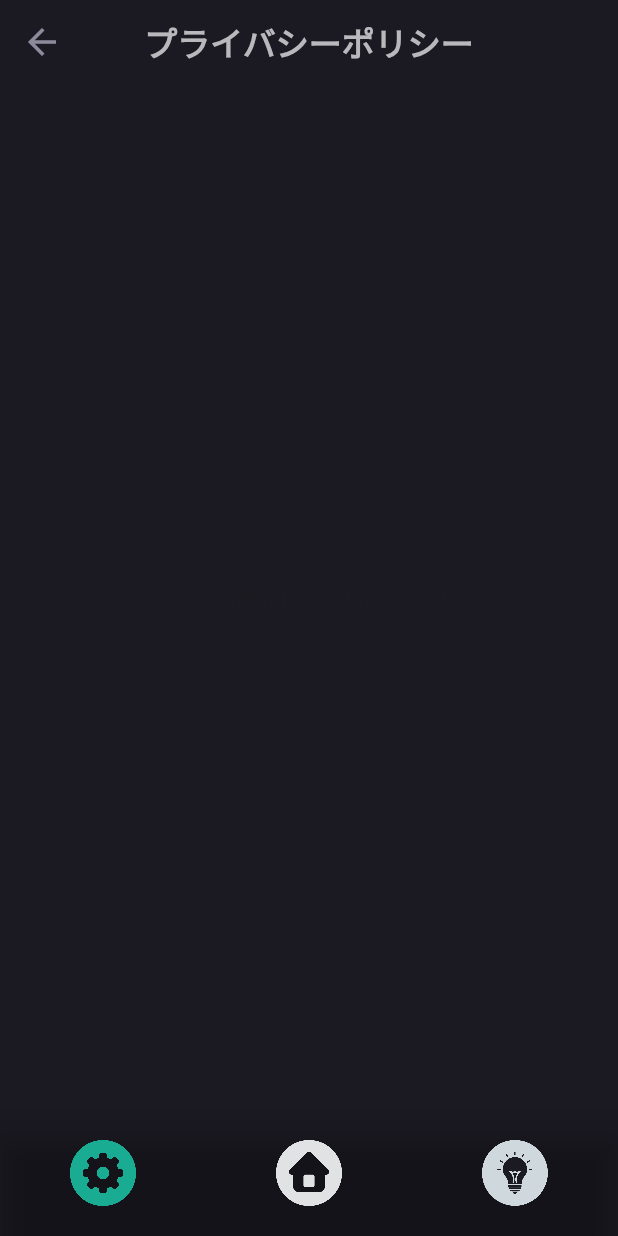
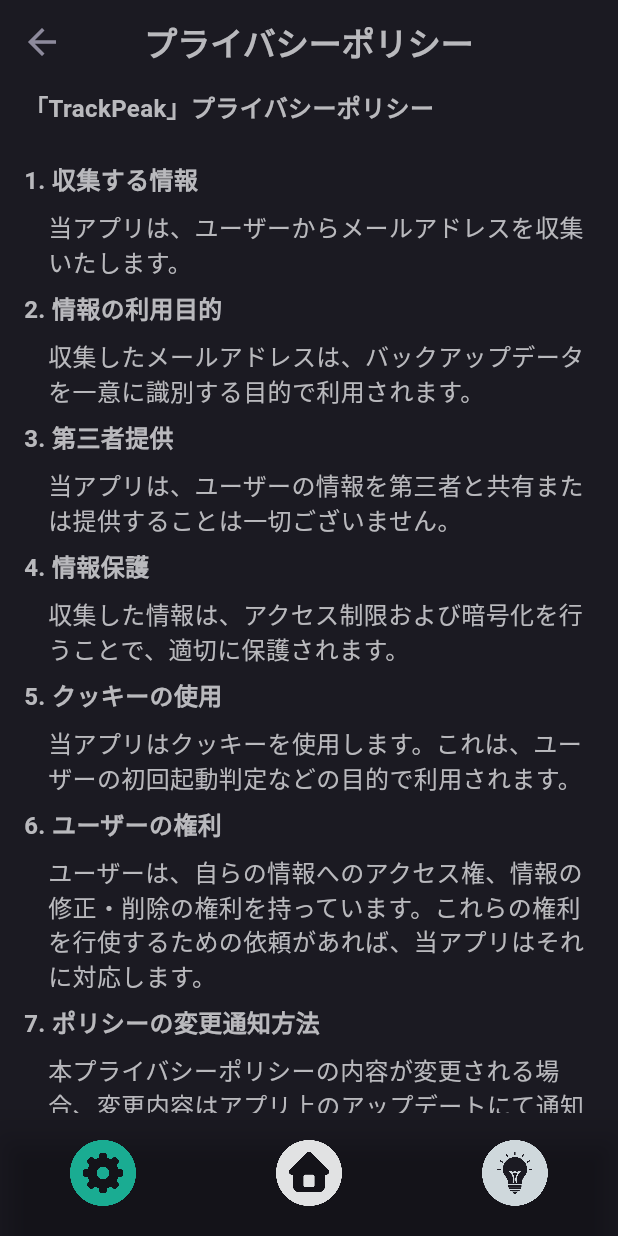
Before and after one commit to kurogoma-flutter/fitness_manager, a Flutter app: the PrivacyPolicyPage screen opened by its route, on a phone screen of 412 x 824 dp. Run offline on Flutter 3.47's test engine with Material 2 defaults, Android fonts, the phone set to English and light mode, and no system bars; our stand-ins replace cached_network_image, dio, flutter_dotenv, flutter_hooks, freezed_annotation, go_router and 7 more; missing offline and left inert: encrypt, hashids2, youtube_explode_dart; accounts and stored records are empty; generated files the repository leaves out were written again; network calls fail; Roboto replaces fonts that are missing (LINE_Seed_JP).

Commit message:
プライバシーポリシーの実装 #2 #3

```diff
--- /dev/null
+++ b/lib/features/setting/components/legal_texts.dart
@@ -0,0 +1,84 @@
+import 'package:flutter/material.dart';
+
+import '../../component/color/color_theme.dart';
+
+class PrimaryLegalText extends StatelessWidget {
+  const PrimaryLegalText({
+    required this.text,
+    super.key,
+  });
+  final String text;
+  @override
+  Widget build(BuildContext context) {
+    return Padding(
+      padding: const EdgeInsets.only(
+        top: 4,
+        bottom: 4,
+        left: 16,
+        right: 16,
+      ),
+      child: Text(
+        text,
+        style: TextStyle(
+          fontSize: 16,
+          color: ColorTheme.primaryText,
+          fontWeight: FontWeight.w600,
+        ),
+      ),
+    );
+  }
+}
+
+class SecondaryLegalText extends StatelessWidget {
+  const SecondaryLegalText({
+    required this.text,
+    super.key,
+  });
+  final String text;
+  @override
+  Widget build(BuildContext context) {
+    return Padding(
+      padding: const EdgeInsets.only(
+        top: 4,
+        bottom: 4,
+        left: 32,
+        right: 16,
+      ),
+      child: Text(
+        text,
+        style: TextStyle(
+          fontSize: 16,
+          color: ColorTheme.primaryText,
+          fontWeight: FontWeight.w300,
+        ),
+      ),
+    );
+  }
+}
+
+class TertiaryLegalText extends StatelessWidget {
+  const TertiaryLegalText({
+    required this.text,
+    super.key,
+  });
+  final String text;
+  @override
+  Widget build(BuildContext context) {
+    return Padding(
+      padding: const EdgeInsets.only(
+        top: 4,
+        bottom: 4,
+        left: 48,
+        right: 16,
+      ),
+      child: Text(
+        text,
+        style: TextStyle(
+          fontSize: 16,
+          color: ColorTheme.primaryText,
+          fontWeight: FontWeight.w300,
+        ),
+      ),
+    );
+  }
+}
--- a/lib/features/setting/pages/privacy_policy_page.dart
+++ b/lib/features/setting/pages/privacy_policy_page.dart
@@ -3,6 +3,7 @@ import 'package:hooks_riverpod/hooks_riverpod.dart';
 
 import '../../../core/router/app_router.dart';
 import '../../component/color/color_theme.dart';
+import '../components/legal_texts.dart';
 
 class PrivacyPolicyPage extends HookConsumerWidget {
   const PrivacyPolicyPage({super.key});
@@ -32,8 +33,37 @@ class PrivacyPolicyPage extends HookConsumerWidget {
         ),
         backgroundColor: ColorTheme.primaryBackGround,
       ),
-      body: const Center(
-        child: Text('このアプリは筋トレのためのアプリです。'),
+      body: const SingleChildScrollView(
+        child: Column(
+          crossAxisAlignment: CrossAxisAlignment.start,
+          children: [
+            PrimaryLegalText(text: '「TrackPeak」プライバシーポリシー'),
+            SizedBox(height: 16),
+            PrimaryLegalText(text: '1. 収集する情報'),
+            SecondaryLegalText(text: '当アプリは、ユーザーからメールアドレスを収集いたします。'),
+            PrimaryLegalText(text: '2. 情報の利用目的'),
+            SecondaryLegalText(
+              text: '収集したメールアドレスは、バックアップデータを一意に識別する目的で利用されます。',
+            ),
+            PrimaryLegalText(text: '3. 第三者提供'),
+            SecondaryLegalText(text: '当アプリは、ユーザーの情報を第三者と共有または提供することは一切ございません。'),
+            PrimaryLegalText(text: '4. 情報保護'),
+            SecondaryLegalText(text: '収集した情報は、アクセス制限および暗号化を行うことで、適切に保護されます。'),
+            PrimaryLegalText(text: '5. クッキーの使用'),
+            SecondaryLegalText(
+              text: '当アプリはクッキーを使用します。これは、ユーザーの初回起動判定などの目的で利用されます。',
+            ),
+            PrimaryLegalText(text: '6. ユーザーの権利'),
+            SecondaryLegalText(
+              text:
+                  'ユーザーは、自らの情報へのアクセス権、情報の修正・削除の権利を持っています。これらの権利を行使するための依頼があれば、当アプリはそれに対応します。',
+            ),
+            PrimaryLegalText(text: '7. ポリシーの変更通知方法'),
+            SecondaryLegalText(
+              text: '本プライバシーポリシーの内容が変更される場合、変更内容はアプリ上のアップデートにて通知いたします。',
+            ),
+          ],
+        ),
       ),
     );
   }
```
Also changed, not shown: lib/features/setting/pages/app_legal_page.dart (+1 -81 lines).
